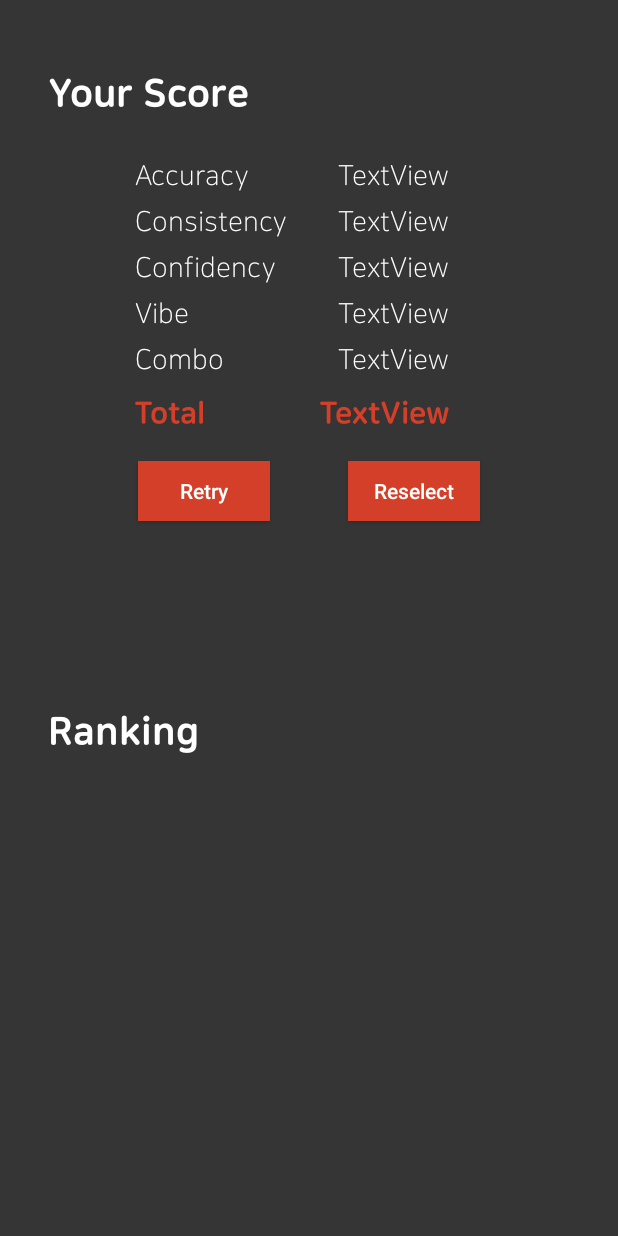
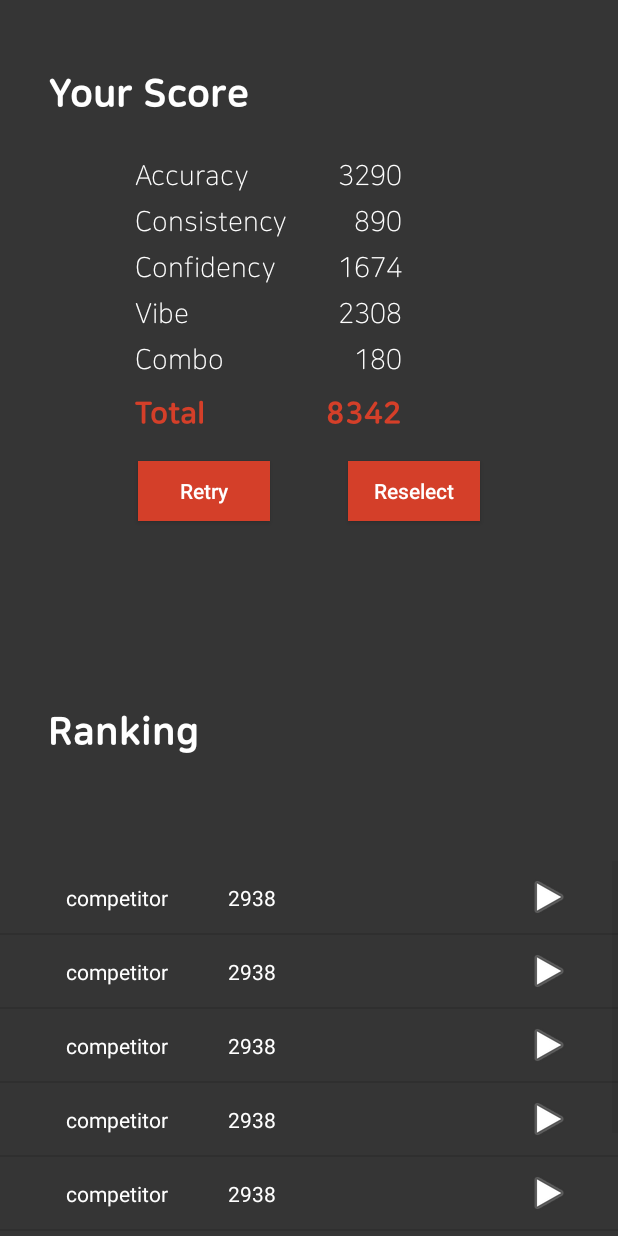
Before and after one commit to whayoung27/AI-Burning-Day_Result, an Android app: the ResultActivity screen opened directly, with no data from a screen before it, on a phone screen of 412 x 824 dp. Run offline under Robolectric (Android 15) with nearby library versions, the phone set to English and light mode, and no system bars; our stand-ins replace Volley.

Commit message:
add two file

```diff
--- a/[Android][Evolution][Dancing Star]/Android/DancingStar/app/src/main/java/org/evolution/dancingstar/result/ResultActivity.kt
+++ b/[Android][Evolution][Dancing Star]/Android/DancingStar/app/src/main/java/org/evolution/dancingstar/result/ResultActivity.kt
@@ -74,6 +74,8 @@ class ResultActivity : AppCompatActivity() {
 
         // ranking 띄우기
 
+        /*
+
         val rankingurl = "http://10.83.32.245:9090/ranking"
 
         val testRequest2 = object : StringRequest(Method.GET, rankingurl ,
@@ -113,6 +115,17 @@ class ResultActivity : AppCompatActivity() {
         }
 
         Volley.newRequestQueue(this).add(testRequest2)
+        */
+
+
+        var temp = ranking(nickname = "competitor", score = "2938")
+        ranking.add(temp)
+        ranking.add(temp)
+        ranking.add(temp)
+        ranking.add(temp)
+        ranking.add(temp)
+        ranking.add(temp)
+        ranking.add(temp)
 
 
 
--- a/[Android][Evolution][Dancing Star]/Android/DancingStar/app/src/main/res/layout/activity_result.xml
+++ b/[Android][Evolution][Dancing Star]/Android/DancingStar/app/src/main/res/layout/activity_result.xml
@@ -40,7 +40,7 @@
         android:layout_width="wrap_content"
         android:layout_height="wrap_content"
         android:layout_marginStart="60dp"
-        android:text="TextView"
+        android:text="3290"
         android:textSize="18dp"
         android:fontFamily="@font/lightnanumsquareround"
         android:textColor="@color/colorWhite"
@@ -64,7 +64,7 @@
         android:id="@+id/result_tv_consistencyscore"
         android:layout_width="wrap_content"
         android:layout_height="wrap_content"
-        android:text="TextView"
+        android:text="890"
         android:textSize="18dp"
         android:fontFamily="@font/lightnanumsquareround"
         android:textColor="@color/colorWhite"
@@ -88,7 +88,7 @@
         android:id="@+id/result_tv_confidencyscore"
         android:layout_width="wrap_content"
         android:layout_height="wrap_content"
-        android:text="TextView"
+        android:text="1674"
         android:textSize="18dp"
         android:fontFamily="@font/lightnanumsquareround"
         android:textColor="@color/colorWhite"
@@ -112,7 +112,7 @@
         android:id="@+id/result_tv_vibescore"
         android:layout_width="wrap_content"
         android:layout_height="wrap_content"
-        android:text="TextView"
+        android:text="2308"
         android:textSize="18dp"
         android:fontFamily="@font/lightnanumsquareround"
         android:textColor="@color/colorWhite"
@@ -138,7 +138,7 @@
         android:layout_height="wrap_content"
         android:textSize="18dp"
         android:fontFamily="@font/lightnanumsquareround"
-        android:text="TextView"
+        android:text="180"
         android:textColor="@color/colorWhite"
         app:layout_constraintBottom_toBottomOf="@+id/result_tv_combo"
         app:layout_constraintEnd_toEndOf="@+id/result_tv_vibescore"
@@ -160,7 +160,7 @@
         android:id="@+id/result_tv_totalscore"
         android:layout_width="wrap_content"
         android:layout_height="wrap_content"
-        android:text="TextView"
+        android:text="8342"
         android:textSize="20dp"
         android:fontFamily="@font/extraboldnanumsquareround"
         android:textColor="@color/colorPrimaryDark"
```
